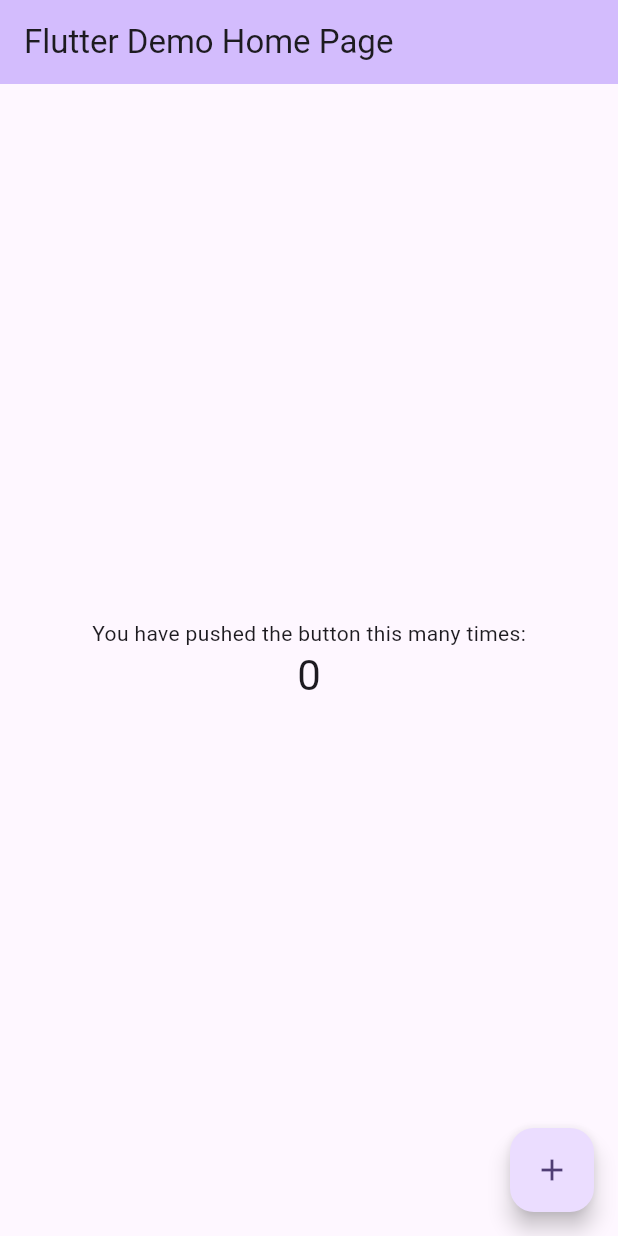
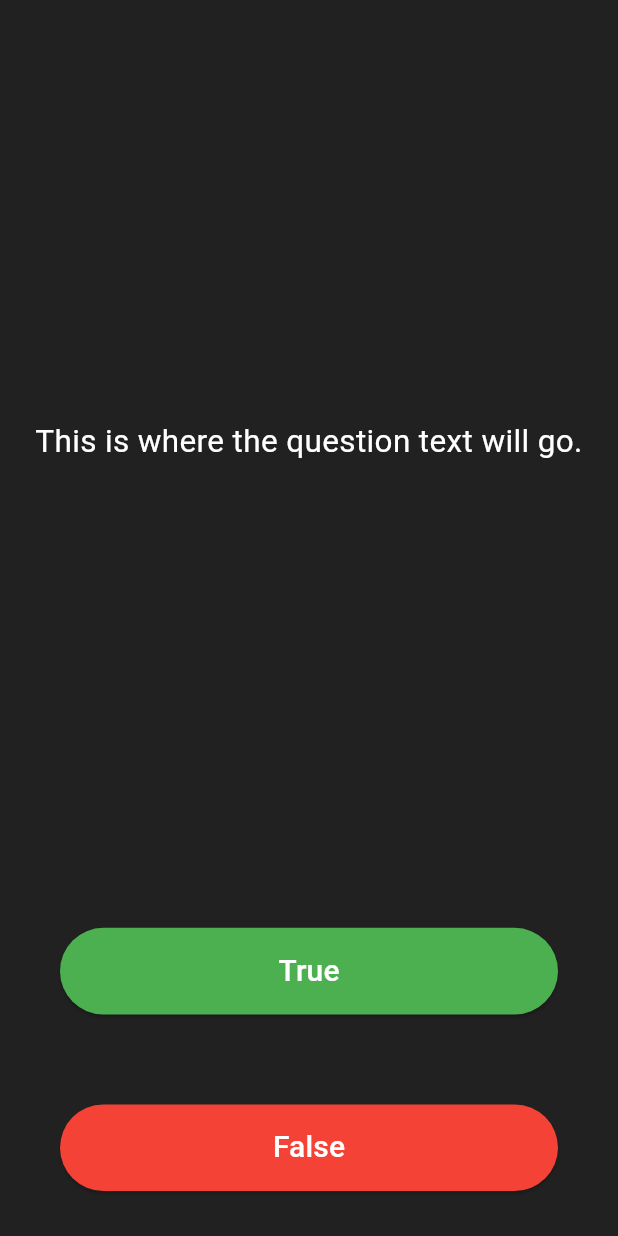
Before and after one commit to KASRA10/QuizApp_v1, a Flutter app: the screen it shows after launch, on a phone screen of 412 x 824 dp. Run offline on Flutter 3.47's test engine with Material 3 defaults, Android fonts, the light colour scheme and no system bars.

Commit message:
Add basics/ Button and Text Field.

```diff
--- a/lib/main.dart
+++ b/lib/main.dart
@@ -1,125 +1,104 @@
 import 'package:flutter/material.dart';
 
-void main() {
-  runApp(const MyApp());
-}
+void main() => runApp(const Quizzler());
 
-class MyApp extends StatelessWidget {
-  const MyApp({super.key});
+class Quizzler extends StatelessWidget {
+  const Quizzler({super.key});
 
-  // This widget is the root of your application.
   @override
   Widget build(BuildContext context) {
     return MaterialApp(
-      title: 'Flutter Demo',
-      theme: ThemeData(
-        // This is the theme of your application.
-        //
-        // TRY THIS: Try running your application with "flutter run". You'll see
-        // the application has a purple toolbar. Then, without quitting the app,
-        // try changing the seedColor in the colorScheme below to Colors.green
-        // and then invoke "hot reload" (save your changes or press the "hot
-        // reload" button in a Flutter-supported IDE, or press "r" if you used
-        // the command line to start the app).
-        //
-        // Notice that the counter didn't reset back to zero; the application
-        // state is not lost during the reload. To reset the state, use hot
-        // restart instead.
-        //
-        // This works for code too, not just values: Most code changes can be
-        // tested with just a hot reload.
-        colorScheme: ColorScheme.fromSeed(seedColor: Colors.deepPurple),
-        useMaterial3: true,
+      home: Scaffold(
+        backgroundColor: Colors.grey.shade900,
+        body: const SafeArea(
+          child: Padding(
+            padding: EdgeInsets.symmetric(horizontal: 10.0),
+            child: QuizPage(),
+          ),
+        ),
       ),
-      home: const MyHomePage(title: 'Flutter Demo Home Page'),
     );
   }
 }
 
-class MyHomePage extends StatefulWidget {
-  const MyHomePage({super.key, required this.title});
-
-  // This widget is the home page of your application. It is stateful, meaning
-  // that it has a State object (defined below) that contains fields that affect
-  // how it looks.
-
-  // This class is the configuration for the state. It holds the values (in this
-  // case the title) provided by the parent (in this case the App widget) and
-  // used by the build method of the State. Fields in a Widget subclass are
-  // always marked "final".
-
-  final String title;
+class QuizPage extends StatefulWidget {
+  const QuizPage({super.key});
 
   @override
-  State<MyHomePage> createState() => _MyHomePageState();
+  // ignore: library_private_types_in_public_api
+  _QuizPageState createState() => _QuizPageState();
 }
 
-class _MyHomePageState extends State<MyHomePage> {
-  int _counter = 0;
-
-  void _incrementCounter() {
-    setState(() {
-      // This call to setState tells the Flutter framework that something has
-      // changed in this State, which causes it to rerun the build method below
-      // so that the display can reflect the updated values. If we changed
-      // _counter without calling setState(), then the build method would not be
-      // called again, and so nothing would appear to happen.
-      _counter++;
-    });
-  }
-
+class _QuizPageState extends State<QuizPage> {
   @override
   Widget build(BuildContext context) {
-    // This method is rerun every time setState is called, for instance as done
-    // by the _incrementCounter method above.
-    //
-    // The Flutter framework has been optimized to make rerunning build methods
-    // fast, so that you can just rebuild anything that needs updating rather
-    // than having to individually change instances of widgets.
-    return Scaffold(
-      appBar: AppBar(
-        // TRY THIS: Try changing the color here to a specific color (to
-        // Colors.amber, perhaps?) and trigger a hot reload to see the AppBar
-        // change color while the other colors stay the same.
-        backgroundColor: Theme.of(context).colorScheme.inversePrimary,
-        // Here we take the value from the MyHomePage object that was created by
-        // the App.build method, and use it to set our appbar title.
-        title: Text(widget.title),
-      ),
-      body: Center(
-        // Center is a layout widget. It takes a single child and positions it
-        // in the middle of the parent.
-        child: Column(
-          // Column is also a layout widget. It takes a list of children and
-          // arranges them vertically. By default, it sizes itself to fit its
-          // children horizontally, and tries to be as tall as its parent.
-          //
-          // Column has various properties to control how it sizes itself and
-          // how it positions its children. Here we use mainAxisAlignment to
-          // center the children vertically; the main axis here is the vertical
-          // axis because Columns are vertical (the cross axis would be
-          // horizontal).
-          //
-          // TRY THIS: Invoke "debug painting" (choose the "Toggle Debug Paint"
-          // action in the IDE, or press "p" in the console), to see the
-          // wireframe for each widget.
-          mainAxisAlignment: MainAxisAlignment.center,
-          children: <Widget>[
-            const Text(
-              'You have pushed the button this many times:',
+    return Column(
+      mainAxisAlignment: MainAxisAlignment.spaceEvenly,
+      crossAxisAlignment: CrossAxisAlignment.stretch,
+      children: <Widget>[
+        const Expanded(
+          flex: 5,
+          child: Padding(
+            padding: EdgeInsets.all(
+              10.0,
             ),
-            Text(
-              '$_counter',
-              style: Theme.of(context).textTheme.headlineMedium,
+            child: Center(
+              child: Text(
+                'This is where the question text will go.',
+                textAlign: TextAlign.center,
+                style: TextStyle(
+                  fontSize: 21.0,
+                  color: Colors.white,
+                ),
+              ),
             ),
-          ],
+          ),
         ),
-      ),
-      floatingActionButton: FloatingActionButton(
-        onPressed: _incrementCounter,
-        tooltip: 'Increment',
-        child: const Icon(Icons.add),
-      ), // This trailing comma makes auto-formatting nicer for build methods.
+        Expanded(
+          child: Padding(
+            padding: const EdgeInsets.all(
+              30.0,
+            ),
+            child: ElevatedButton(
+              onPressed: () {
+                //The user picked true.
+              },
+              style: ElevatedButton.styleFrom(
+                backgroundColor: Colors.green,
+              ),
+              child: const Text(
+                'True',
+                style: TextStyle(
+                  color: Colors.white,
+                  fontSize: 20.0,
+                ),
+              ),
+            ),
+          ),
+        ),
+        Expanded(
+          child: Padding(
+            padding: const EdgeInsets.all(
+              30.0,
+            ),
+            child: ElevatedButton(
+              onPressed: () {
+                //The user picked false.
+              },
+              style: ElevatedButton.styleFrom(
+                backgroundColor: Colors.red,
+              ),
+              child: const Text(
+                'False',
+                style: TextStyle(
+                  fontSize: 20.0,
+                  color: Colors.white,
+                ),
+              ),
+            ),
+          ),
+        ),
+      ],
     );
   }
 }
```
